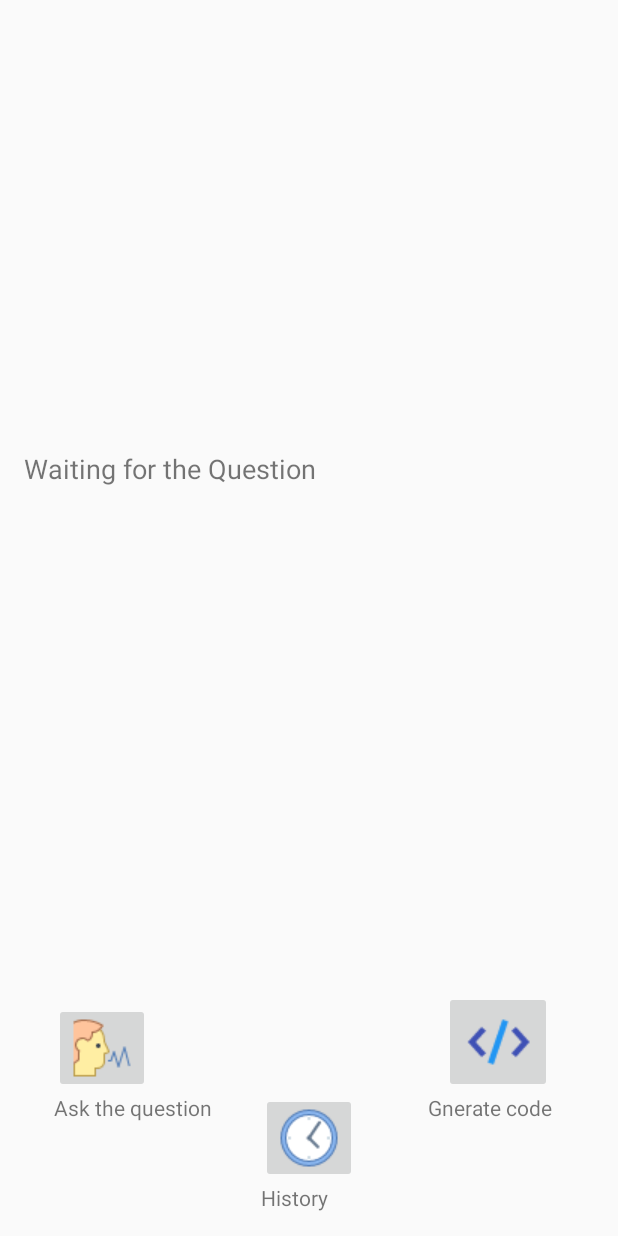
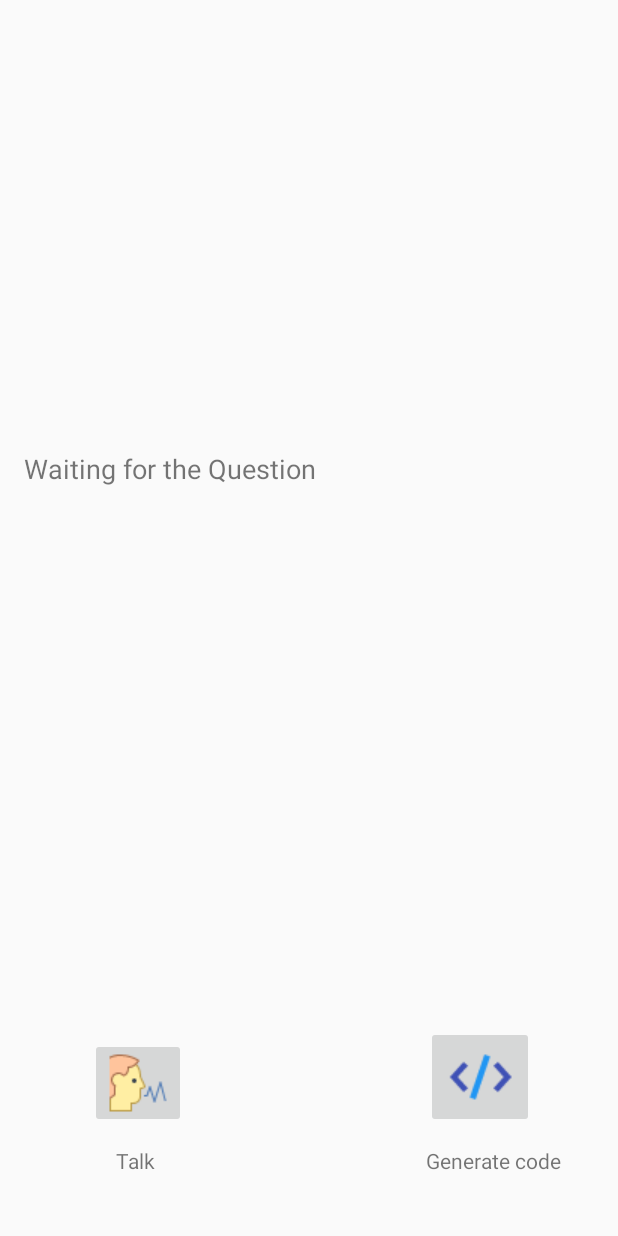
Before and after one commit to Medidhi/Speech-to-code, an Android app: the Generate screen opened directly, with no data from a screen before it, on a phone screen of 412 x 824 dp. Run offline under Robolectric (Android 15) with nearby library versions, the phone set to English and light mode, and no system bars.

Commit message:
removed history

```diff
--- a/app/src/main/res/layout/activity_generate.xml
+++ b/app/src/main/res/layout/activity_generate.xml
@@ -33,30 +33,9 @@
         </LinearLayout>
     </ScrollView>
 
-    <TextView
-        android:text="Gnerate code"
-        android:layout_width="wrap_content"
-        android:layout_height="wrap_content"
-        android:layout_below="@+id/record_id"
-        android:layout_alignEnd="@+id/getcode"
-        android:id="@+id/textView8" />
 
-    <TextView
-        android:text="Ask the question"
-        android:layout_width="wrap_content"
-        android:layout_height="wrap_content"
-        android:id="@+id/textView7"
-        android:layout_below="@+id/record_id"
-        android:layout_alignStart="@+id/record_id" />
 
-    <TextView
-        android:text="History"
-        android:layout_width="wrap_content"
-        android:layout_height="wrap_content"
-        android:layout_alignParentBottom="true"
-        android:layout_alignStart="@+id/imageButton3"
-        android:id="@+id/textView9"
-        android:layout_alignEnd="@+id/imageButton3" />
+
 
     <ImageButton
         android:layout_marginLeft="180dp"
@@ -65,9 +44,10 @@
         android:src="@drawable/voi"
         android:onClick="record_button"
         android:id="@+id/record_id"
-        android:layout_marginStart="20dp"
-        android:layout_above="@+id/imageButton3"
-        android:layout_alignParentStart="true" />
+        android:layout_marginStart="44dp"
+        android:layout_alignParentBottom="true"
+        android:layout_alignParentStart="true"
+        android:layout_marginBottom="56dp" />
 
     <ImageButton
         android:layout_marginLeft="180dp"
@@ -76,18 +56,28 @@
         app:srcCompat="@drawable/code"
         android:onClick="disp"
         android:id="@+id/getcode"
-        android:layout_marginEnd="28dp"
-        android:layout_above="@+id/textView8"
+        android:layout_marginEnd="40dp"
+        android:layout_alignBottom="@+id/record_id"
         android:layout_alignParentEnd="true" />
 
-    <ImageButton
+    <TextView
+        android:text="Generate code"
         android:layout_width="wrap_content"
         android:layout_height="wrap_content"
-        app:srcCompat="@drawable/history"
-        android:id="@+id/imageButton3"
-        android:onClick="his"
-        android:layout_above="@+id/textView9"
-        android:layout_centerHorizontal="true" />
+        android:id="@+id/textView8"
+        android:layout_alignBaseline="@+id/textView7"
+        android:layout_alignBottom="@+id/textView7"
+        android:layout_alignStart="@+id/getcode" />
+
+    <TextView
+        android:text="Talk"
+        android:layout_width="wrap_content"
+        android:layout_height="wrap_content"
+        android:id="@+id/textView7"
+        android:layout_marginTop="12dp"
+        android:layout_below="@+id/getcode"
+        android:layout_alignStart="@+id/record_id"
+        android:layout_marginStart="17dp" />
 
 
 </RelativeLayout>
```
